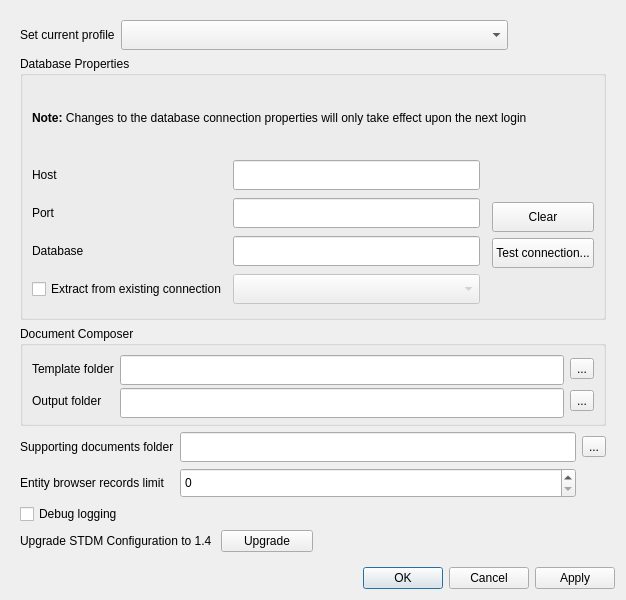
Qt form ui/ui_options.ui (gltn/stdm) before a commit.
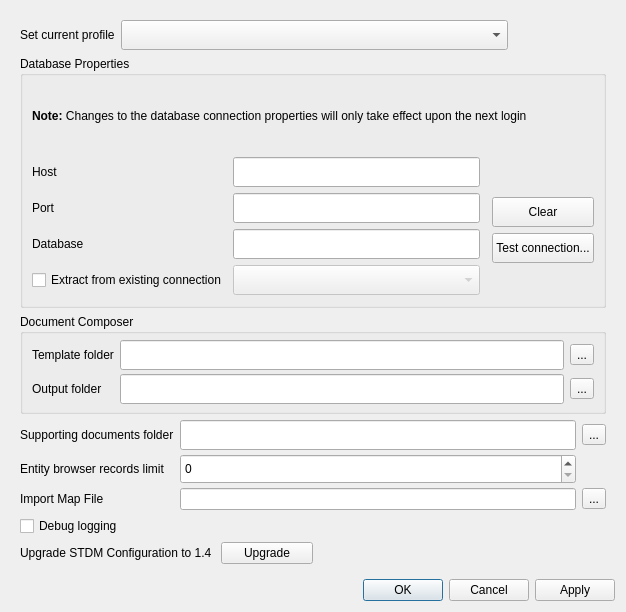
The same form after that commit. Icons and pictures are not drawn.

Commit message: Added a registry key to store import mapping file

```diff
--- a/ui/ui_options.ui
+++ b/ui/ui_options.ui
@@ -7,7 +7,7 @@
     <x>0</x>
     <y>0</y>
     <width>626</width>
-    <height>600</height>
+    <height>612</height>
    </rect>
   </property>
   <property name="sizePolicy">
@@ -40,7 +40,7 @@
         <x>0</x>
         <y>0</y>
         <width>608</width>
-        <height>545</height>
+        <height>557</height>
        </rect>
       </property>
       <layout class="QGridLayout" name="gridLayout_5">
@@ -56,6 +56,15 @@
           <string>Document Composer</string>
          </property>
          <layout class="QGridLayout" name="gridLayout_4">
+          <property name="topMargin">
+           <number>6</number>
+          </property>
+          <property name="bottomMargin">
+           <number>6</number>
+          </property>
+          <property name="verticalSpacing">
+           <number>4</number>
+          </property>
           <item row="0" column="2">
            <widget class="QToolButton" name="btn_template_folder">
             <property name="toolTip">
@@ -168,13 +177,9 @@
        </item>
        <item row="7" column="0" colspan="5">
         <layout class="QGridLayout" name="gridLayout_6">
-         <item row="0" column="0">
-          <widget class="QLabel" name="label_6">
-           <property name="text">
-            <string>Supporting documents folder</string>
-           </property>
-          </widget>
-         </item>
+         <property name="verticalSpacing">
+          <number>4</number>
+         </property>
          <item row="0" column="1">
           <widget class="QLineEdit" name="txtRepoLocation">
            <property name="minimumSize">
@@ -228,6 +233,34 @@
            </property>
           </widget>
          </item>
+         <item row="0" column="0">
+          <widget class="QLabel" name="label_6">
+           <property name="text">
+            <string>Supporting documents folder</string>
+           </property>
+          </widget>
+         </item>
+         <item row="2" column="0">
+          <widget class="QLabel" name="lblMapFile">
+           <property name="text">
+            <string>Import Map File</string>
+           </property>
+          </widget>
+         </item>
+         <item row="2" column="1">
+          <widget class="QLineEdit" name="edtMapfile"/>
+         </item>
+         <item row="2" column="2">
+          <widget class="QToolButton" name="btnMapfile">
+           <property name="text">
+            <string>...</string>
+           </property>
+           <property name="icon">
+            <iconset resource="../resources.qrc">
+             <normaloff>:/plugins/stdm/images/icons/open_file.png</normaloff>:/plugins/stdm/images/icons/open_file.png</iconset>
+           </property>
+          </widget>
+         </item>
         </layout>
        </item>
        <item row="3" column="0" colspan="5">
@@ -236,6 +269,9 @@
           <string>Database Properties</string>
          </property>
          <layout class="QGridLayout" name="gridLayout_3">
+          <property name="bottomMargin">
+           <number>2</number>
+          </property>
           <item row="0" column="0" colspan="3">
            <widget class="QLabel" name="label_5">
             <property name="text">
@@ -263,6 +299,9 @@
                <property name="rightMargin">
                 <number>6</number>
                </property>
+               <property name="verticalSpacing">
+                <number>2</number>
+               </property>
                <item row="1" column="0">
                 <widget class="QLabel" name="label_3">
                  <property name="text">
```
Left out of the diff: 88 changed lines with no effect on the pictures. The commit also changes 5 other files.
